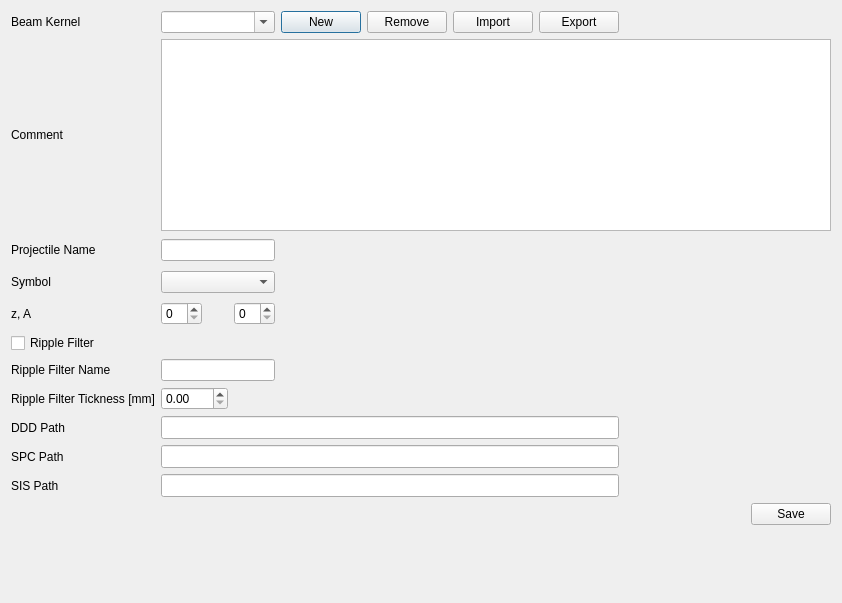
Qt form pytripgui/view/kernel.ui (pytrip/pytripgui) before a commit.
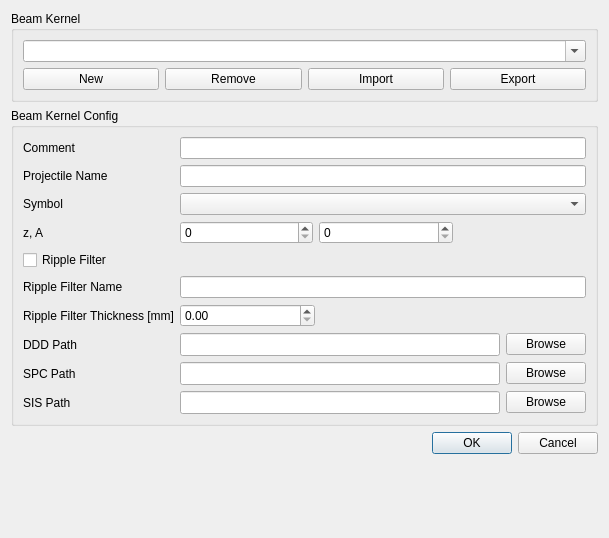
The same form after that commit.

Commit message: Add initial code for kernel_vc

```diff
--- a/pytripgui/view/kernel.ui
+++ b/pytripgui/view/kernel.ui
@@ -6,23 +6,48 @@
    <rect>
     <x>0</x>
     <y>0</y>
-    <width>842</width>
-    <height>603</height>
+    <width>609</width>
+    <height>538</height>
    </rect>
   </property>
+  <property name="sizePolicy">
+   <sizepolicy hsizetype="Preferred" vsizetype="Minimum">
+    <horstretch>0</horstretch>
+    <verstretch>0</verstretch>
+   </sizepolicy>
+  </property>
+  <property name="minimumSize">
+   <size>
+    <width>0</width>
+    <height>400</height>
+   </size>
+  </property>
+  <property name="maximumSize">
+   <size>
+    <width>16777215</width>
+    <height>538</height>
+   </size>
+  </property>
   <property name="windowTitle">
    <string>Kernel Setup</string>
   </property>
-  <layout class="QGridLayout" name="gridLayout">
-   <item row="0" column="0">
-    <widget class="QLabel" name="label">
-     <property name="text">
+  <layout class="QVBoxLayout" name="verticalLayout">
+   <item>
+    <widget class="QGroupBox" name="beamKernel_horizontalGroupBox">
+     <property name="title">
       <string>Beam Kernel</string>
      </property>
-    </widget>
-   </item>
-   <item row="0" column="1" colspan="3">
-    <widget class="QComboBox" name="comboBox_5">
+     <layout class="QVBoxLayout" name="verticalLayout_2">
+      <item>
+       <layout class="QHBoxLayout" name="horizontalLayout_9">
+        <item>
+         <widget class="QComboBox" name="beamKernel_comboBox">
+          <property name="sizePolicy">
+           <sizepolicy hsizetype="MinimumExpanding" vsizetype="Fixed">
+            <horstretch>0</horstretch>
+            <verstretch>0</verstretch>
+           </sizepolicy>
+          </property>
      <property name="toolTip">
       <string>Select a kernel to edit</string>
      </property>
@@ -31,8 +56,12 @@
      </property>
     </widget>
    </item>
-   <item row="0" column="4">
-    <widget class="QPushButton" name="pushButton">
+       </layout>
+      </item>
+      <item>
+       <layout class="QHBoxLayout" name="horizontalLayout">
+        <item>
+         <widget class="QPushButton" name="newBeamKernel_pushButton">
      <property name="toolTip">
       <string>Setup a new kernel.</string>
      </property>
@@ -41,8 +70,8 @@
      </property>
     </widget>
    </item>
-   <item row="0" column="5">
-    <widget class="QPushButton" name="pushButton_2">
+        <item>
+         <widget class="QPushButton" name="removeBeamKernel_pushButton">
      <property name="toolTip">
       <string>Remove this kernel from the kernel list.</string>
      </property>
@@ -51,8 +80,8 @@
      </property>
     </widget>
    </item>
-   <item row="0" column="6">
-    <widget class="QPushButton" name="pushButton_3">
+        <item>
+         <widget class="QPushButton" name="importBeamKernel_pushButton">
      <property name="toolTip">
       <string>Import kernel data settings</string>
      </property>
@@ -61,8 +90,8 @@
      </property>
     </widget>
    </item>
-   <item row="0" column="7">
-    <widget class="QPushButton" name="pushButton_4">
+        <item>
+         <widget class="QPushButton" name="export_pushButton">
      <property name="toolTip">
       <string>Export kernel data settings</string>
      </property>
@@ -71,115 +100,106 @@
      </property>
     </widget>
    </item>
-   <item row="0" column="8" colspan="2">
-    <spacer name="horizontalSpacer_3">
-     <property name="orientation">
-      <enum>Qt::Horizontal</enum>
-     </property>
-     <property name="sizeHint" stdset="0">
-      <size>
-       <width>420</width>
-       <height>20</height>
-      </size>
-     </property>
-    </spacer>
-   </item>
-   <item row="1" column="0">
-    <widget class="QLabel" name="label_2">
+       </layout>
+      </item>
+     </layout>
+    </widget>
+   </item>
+   <item>
+    <widget class="QGroupBox" name="beamKernelConfig_groupBox">
+     <property name="title">
+      <string>Beam Kernel Config</string>
+     </property>
+     <layout class="QFormLayout" name="formLayout">
+      <item row="0" column="0">
+       <widget class="QLabel" name="comment_label">
      <property name="text">
       <string>Comment</string>
      </property>
     </widget>
    </item>
-   <item row="2" column="0">
-    <widget class="QLabel" name="label_5">
+      <item row="0" column="1">
+       <widget class="QLineEdit" name="comment_lineEdit"/>
+      </item>
+      <item row="1" column="0">
+       <widget class="QLabel" name="projectileName_label">
      <property name="text">
       <string>Projectile Name</string>
      </property>
     </widget>
    </item>
-   <item row="2" column="1" colspan="3">
-    <widget class="QLineEdit" name="lineEdit">
+      <item row="1" column="1">
+       <widget class="QLineEdit" name="projectileName_lineEdit">
      <property name="toolTip">
       <string>Free text projectile names, e.g. &quot;Negative Pi Mesons&quot;</string>
      </property>
     </widget>
    </item>
-   <item row="2" column="4" colspan="6">
-    <spacer name="horizontalSpacer_2">
-     <property name="orientation">
-      <enum>Qt::Horizontal</enum>
-     </property>
-     <property name="sizeHint" stdset="0">
-      <size>
-       <width>590</width>
-       <height>26</height>
-      </size>
-     </property>
-    </spacer>
-   </item>
-   <item row="3" column="0">
-    <widget class="QLabel" name="label_24">
+      <item row="2" column="0">
+       <widget class="QLabel" name="symbol_label">
      <property name="text">
       <string>Symbol</string>
      </property>
     </widget>
    </item>
-   <item row="3" column="1" colspan="3">
+      <item row="2" column="1">
     <widget class="QComboBox" name="comboBox">
      <property name="toolTip">
       <string>IUPAC Symbol to use for this beam</string>
      </property>
     </widget>
    </item>
-   <item row="3" column="4" colspan="6">
-    <spacer name="horizontalSpacer_8">
-     <property name="orientation">
-      <enum>Qt::Horizontal</enum>
-     </property>
-     <property name="sizeHint" stdset="0">
-      <size>
-       <width>590</width>
-       <height>26</height>
-      </size>
-     </property>
-    </spacer>
-   </item>
-   <item row="4" column="0">
-    <widget class="QLabel" name="label_22">
+      <item row="3" column="0">
+       <widget class="QLabel" name="z_A_label">
      <property name="text">
       <string>z, A</string>
      </property>
     </widget>
    </item>
-   <item row="4" column="1">
+      <item row="3" column="1">
+       <layout class="QHBoxLayout" name="horizontalLayout_2">
+        <item>
     <widget class="QSpinBox" name="spinBox">
+          <property name="sizePolicy">
+           <sizepolicy hsizetype="Expanding" vsizetype="Fixed">
+            <horstretch>0</horstretch>
+            <verstretch>0</verstretch>
+           </sizepolicy>
+          </property>
      <property name="toolTip">
       <string>Projectile charge</string>
      </property>
     </widget>
    </item>
-   <item row="4" column="3">
+        <item>
     <widget class="QSpinBox" name="spinBox_2">
+          <property name="sizePolicy">
+           <sizepolicy hsizetype="Expanding" vsizetype="Fixed">
+            <horstretch>0</horstretch>
+            <verstretch>0</verstretch>
+           </sizepolicy>
+          </property>
      <property name="toolTip">
       <string>Projectil nucleon number</string>
      </property>
     </widget>
    </item>
-   <item row="4" column="4" colspan="6">
-    <spacer name="horizontalSpacer_11">
+        <item>
+         <spacer name="horizontalSpacer_3">
      <property name="orientation">
       <enum>Qt::Horizontal</enum>
      </property>
      <property name="sizeHint" stdset="0">
       <size>
-       <width>590</width>
-       <height>26</height>
+            <width>20</width>
+            <height>20</height>
       </size>
      </property>
     </spacer>
    </item>
-   <item row="5" column="0">
+       </layout>
+      </item>
+      <item row="4" column="0">
     <widget class="QCheckBox" name="checkBox">
      <property name="toolTip">
       <string>Toggle whether a Ripple Filter is used or not.</string>
@@ -189,55 +209,37 @@
      </property>
     </widget>
    </item>
-   <item row="5" column="1" colspan="9">
-    <spacer name="horizontalSpacer">
-     <property name="orientation">
-      <enum>Qt::Horizontal</enum>
-     </property>
-     <property name="sizeHint" stdset="0">
-      <size>
-       <width>737</width>
-       <height>20</height>
-      </size>
-     </property>
-    </spacer>
-   </item>
    <item row="6" column="0">
-    <widget class="QLabel" name="label_6">
+       <widget class="QLabel" name="rippleFilterName_label">
      <property name="text">
       <string>Ripple Filter Name</string>
      </property>
     </widget>
    </item>
-   <item row="6" column="1" colspan="3">
-    <widget class="QLineEdit" name="lineEdit_6">
+      <item row="6" column="1">
+       <widget class="QLineEdit" name="rippleFilterName_lineEdit">
      <property name="toolTip">
       <string>Free ripple filter name, e.g. &quot;GSI 2D 4mm&quot;</string>
      </property>
     </widget>
    </item>
-   <item row="6" column="4" colspan="6">
-    <spacer name="horizontalSpacer_4">
-     <property name="orientation">
-      <enum>Qt::Horizontal</enum>
-     </property>
-     <property name="sizeHint" stdset="0">
-      <size>
-       <width>40</width>
-       <height>20</height>
-      </size>
-     </property>
-    </spacer>
-   </item>
    <item row="7" column="0">
-    <widget class="QLabel" name="label_23">
+       <widget class="QLabel" name="rippleFilterThickness_label">
      <property name="text">
-      <string>Ripple Filter Tickness [mm]</string>
+         <string>Ripple Filter Thickness [mm]</string>
      </property>
     </widget>
    </item>
-   <item row="7" column="1" colspan="2">
+      <item row="7" column="1">
+       <layout class="QHBoxLayout" name="horizontalLayout_4">
+        <item>
     <widget class="QDoubleSpinBox" name="doubleSpinBox">
+          <property name="sizePolicy">
+           <sizepolicy hsizetype="Expanding" vsizetype="Fixed">
+            <horstretch>0</horstretch>
+            <verstretch>0</verstretch>
+           </sizepolicy>
+          </property>
      <property name="toolTip">
       <string>Ripple filter thickness. Will only be used for documentation purposes.</string>
      </property>
@@ -246,15 +248,48 @@
      </property>
     </widget>
    </item>
+        <item>
+         <spacer name="horizontalSpacer_2">
+          <property name="orientation">
+           <enum>Qt::Horizontal</enum>
+          </property>
+          <property name="sizeHint" stdset="0">
+           <size>
+            <width>40</width>
+            <height>20</height>
+           </size>
+          </property>
+         </spacer>
+        </item>
+        <item>
+         <spacer name="horizontalSpacer">
+          <property name="orientation">
+           <enum>Qt::Horizontal</enum>
+          </property>
+          <property name="sizeType">
+           <enum>QSizePolicy::Expanding</enum>
+          </property>
+          <property name="sizeHint" stdset="0">
+           <size>
+            <width>20</width>
+            <height>20</height>
+           </size>
+          </property>
+         </spacer>
+        </item>
+       </layout>
+      </item>
    <item row="8" column="0">
-    <widget class="QLabel" name="label_25">
+       <widget class="QLabel" name="dddPath_label">
      <property name="text">
       <string>DDD Path</string>
      </property>
     </widget>
    </item>
-   <item row="8" column="1" colspan="7">
-    <widget class="QLineEdit" name="lineEdit_8">
+      <item row="8" column="1">
+       <layout class="QHBoxLayout" name="horizontalLayout_6">
+        <item>
+         <widget class="QLineEdit" name="dddPath_lineEdit">
      <property name="font">
       <font>
        <family>Courier</family>
@@ -265,15 +300,26 @@
      </property>
     </widget>
    </item>
+        <item>
+         <widget class="QPushButton" name="dddPath_pushButton">
+          <property name="text">
+           <string>Browse</string>
+          </property>
+         </widget>
+        </item>
+       </layout>
+      </item>
    <item row="9" column="0">
-    <widget class="QLabel" name="label_26">
+       <widget class="QLabel" name="spcPath_label">
      <property name="text">
       <string>SPC Path</string>
      </property>
     </widget>
    </item>
-   <item row="9" column="1" colspan="7">
-    <widget class="QLineEdit" name="lineEdit_9">
+      <item row="9" column="1">
+       <layout class="QHBoxLayout" name="horizontalLayout_5">
+        <item>
+         <widget class="QLineEdit" name="spcPath_lineEdit">
      <property name="font">
       <font>
        <family>Courier</family>
@@ -284,15 +330,26 @@
      </property>
     </widget>
    </item>
+        <item>
+         <widget class="QPushButton" name="spcPath_pushButton">
+          <property name="text">
+           <string>Browse</string>
+          </property>
+         </widget>
+        </item>
+       </layout>
+      </item>
    <item row="10" column="0">
-    <widget class="QLabel" name="label_27">
+       <widget class="QLabel" name="sisPath_label">
      <property name="text">
       <string>SIS Path</string>
      </property>
     </widget>
    </item>
-   <item row="10" column="1" colspan="7">
-    <widget class="QLineEdit" name="lineEdit_10">
+      <item row="10" column="1">
+       <layout class="QHBoxLayout" name="horizontalLayout_7">
+        <item>
+         <widget class="QLineEdit" name="sisPath_lineEdit">
      <property name="font">
       <font>
        <family>Courier</family>
@@ -303,53 +360,26 @@
      </property>
     </widget>
    </item>
-   <item row="11" column="1" colspan="7">
-    <spacer name="horizontalSpacer_5">
-     <property name="orientation">
-      <enum>Qt::Horizontal</enum>
-     </property>
-     <property name="sizeHint" stdset="0">
-      <size>
-       <width>464</width>
-       <height>20</height>
-      </size>
-     </property>
-    </spacer>
-   </item>
-   <item row="11" column="8">
-    <spacer name="horizontalSpacer_7">
-     <property name="orientation">
-      <enum>Qt::Horizontal</enum>
-     </property>
-     <property name="sizeHint" stdset="0">
-      <size>
-       <width>83</width>
-       <height>20</height>
-      </size>
-     </property>
-    </spacer>
-   </item>
-   <item row="8" column="8" colspan="2">
-    <spacer name="horizontalSpacer_6">
-     <property name="orientation">
-      <enum>Qt::Horizontal</enum>
-     </property>
-     <property name="sizeHint" stdset="0">
-      <size>
-       <width>168</width>
-       <height>20</height>
-      </size>
-     </property>
-    </spacer>
-   </item>
-   <item row="11" column="9">
-    <widget class="QPushButton" name="pushButton_5">
+        <item>
+         <widget class="QPushButton" name="sisPath_pushButton">
      <property name="text">
-      <string>Save</string>
+           <string>Browse</string>
      </property>
     </widget>
    </item>
-   <item row="12" column="2">
+       </layout>
+      </item>
+     </layout>
+    </widget>
+   </item>
+   <item>
+    <widget class="QDialogButtonBox" name="accept_buttonBox">
+     <property name="standardButtons">
+      <set>QDialogButtonBox::Cancel|QDialogButtonBox::Ok</set>
+     </property>
+    </widget>
+   </item>
+   <item>
     <spacer name="verticalSpacer">
      <property name="orientation">
       <enum>Qt::Vertical</enum>
@@ -357,18 +387,11 @@
      <property name="sizeHint" stdset="0">
       <size>
        <width>20</width>
-       <height>38</height>
+       <height>40</height>
       </size>
      </property>
     </spacer>
    </item>
-   <item row="1" column="1" colspan="9">
-    <widget class="QPlainTextEdit" name="plainTextEdit">
-     <property name="toolTip">
-      <string>Any comment describing this data set.</string>
-     </property>
-    </widget>
-   </item>
   </layout>
  </widget>
  <resources/>
```
Lines whose indentation alone changed are shown as unchanged. The commit also changes 5 other files.
